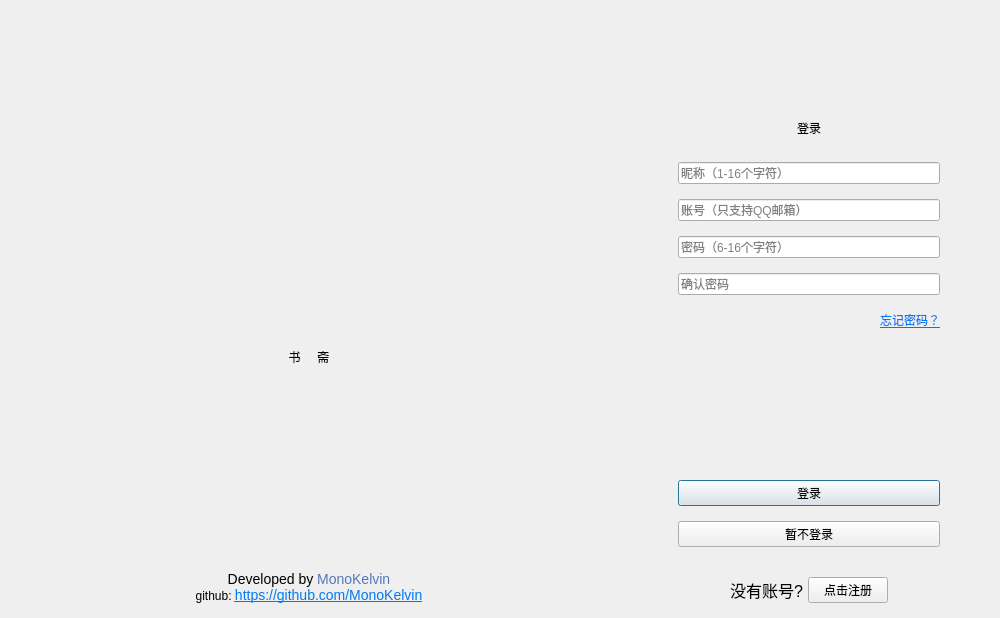
Qt form LoginDialog.ui (MonoKelvin/BookStudyApp) before a commit.
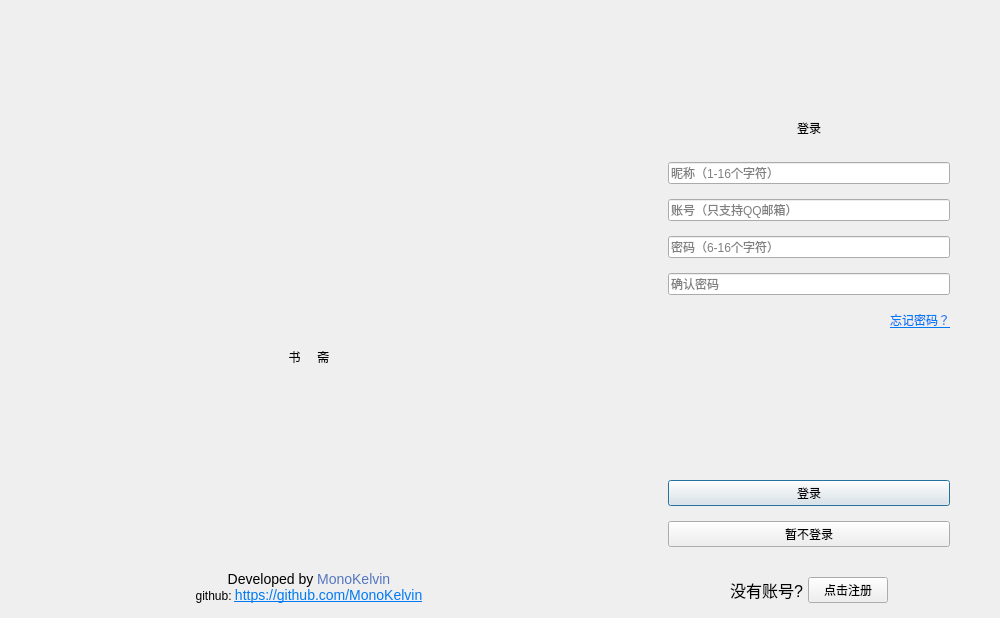
The same form after that commit. Icons and pictures are not drawn.

Diff of the .ui file:
```diff
--- a/LoginDialog.ui
+++ b/LoginDialog.ui
@@ -140,10 +140,10 @@
       <number>15</number>
      </property>
      <property name="leftMargin">
-      <number>60</number>
+      <number>50</number>
      </property>
      <property name="rightMargin">
-      <number>60</number>
+      <number>50</number>
      </property>
      <property name="bottomMargin">
       <number>15</number>
```
